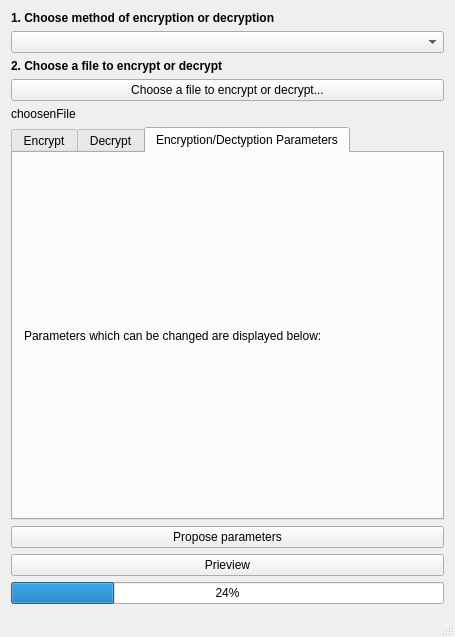
Before: the Qt Designer form zpr_stegano.ui in ManRosKK/ZPR_STEGANO, drawn with Qt 5.
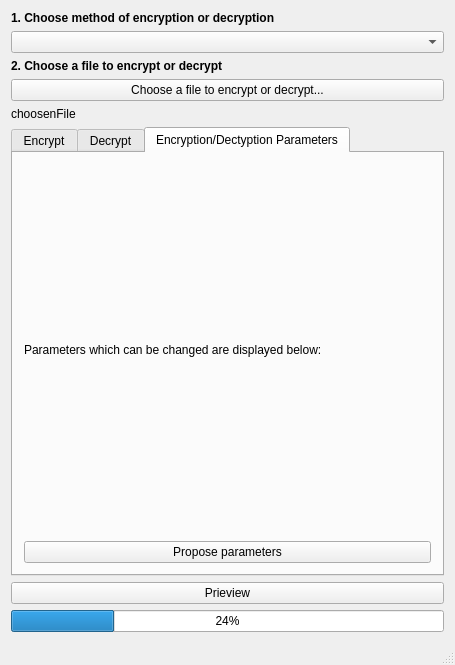
After: the same form once the commit is applied. The open tabs and pages were chosen to show the change.

Commit message: Przesuniety propose button do Parameters tab. (Szybki commit bo merge ui to męka)

```diff
--- a/zpr_stegano.ui
+++ b/zpr_stegano.ui
@@ -7,7 +7,7 @@
     <x>0</x>
     <y>0</y>
     <width>455</width>
-    <height>632</height>
+    <height>665</height>
    </rect>
   </property>
   <property name="windowTitle">
@@ -267,6 +267,13 @@
         <item>
          <layout class="QVBoxLayout" name="methodWidgetLayout"/>
         </item>
+        <item>
+         <widget class="QPushButton" name="proposeButton">
+          <property name="text">
+           <string>Propose parameters</string>
+          </property>
+         </widget>
+        </item>
        </layout>
       </widget>
      </widget>
@@ -281,13 +288,6 @@
       </property>
      </layout>
     </item>
-    <item>
-     <widget class="QPushButton" name="proposeButton">
-      <property name="text">
-       <string>Propose parameters</string>
-      </property>
-     </widget>
-    </item>
     <item>
      <widget class="QPushButton" name="previewButton">
       <property name="text">
```
Left out of the diff: 5 changed lines with no effect on the pictures. The commit also changes 1 other file.
